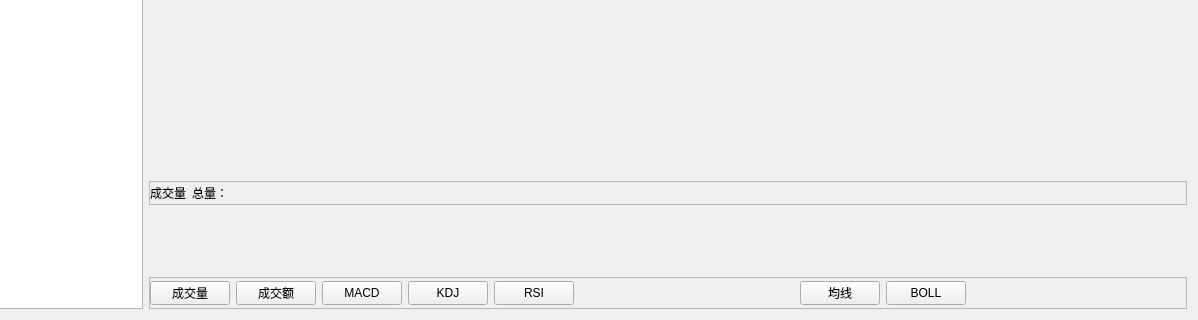
Above: gui/qt_widgets/market/MarketWidget.ui from Daydreamer-AI/MPolicy before the change; both pictures show x 168 to 1366 and y 448 to 768 of the 1366 by 768 pixel window. Below: the same form after it.
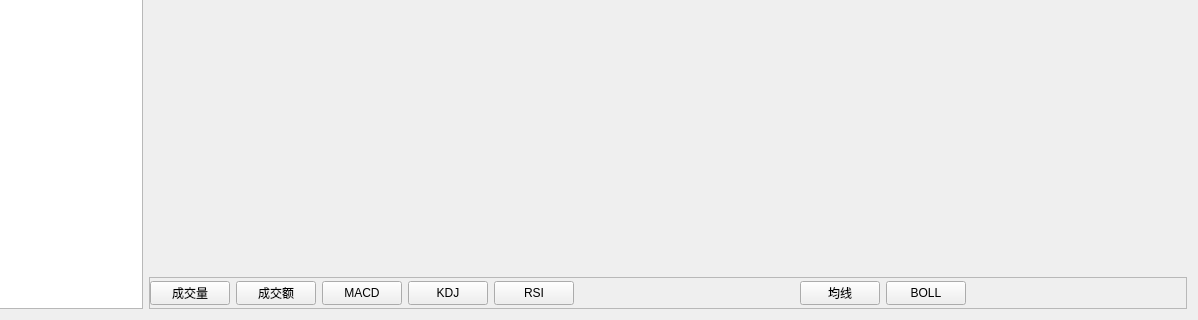
That is the form after the change.

Commit message: 优化副图指标添加方式

Patch:
```diff
--- a/gui/qt_widgets/market/MarketWidget.ui
+++ b/gui/qt_widgets/market/MarketWidget.ui
@@ -71,7 +71,7 @@
       <number>3</number>
      </property>
      <item>
-      <layout class="QVBoxLayout" name="verticalLayout_2" stretch="0,0,3,1">
+      <layout class="QVBoxLayout" name="verticalLayout_2" stretch="0,0,3">
        <property name="spacing">
         <number>3</number>
        </property>
@@ -299,114 +299,6 @@
          </layout>
         </widget>
        </item>
-       <item>
-        <widget class="QWidget" name="widget_volume" native="true">
-         <layout class="QVBoxLayout" name="verticalLayout_4">
-          <property name="spacing">
-           <number>3</number>
-          </property>
-          <property name="leftMargin">
-           <number>0</number>
-          </property>
-          <property name="topMargin">
-           <number>0</number>
-          </property>
-          <property name="rightMargin">
-           <number>0</number>
-          </property>
-          <property name="bottomMargin">
-           <number>0</number>
-          </property>
-          <item>
-           <widget class="QFrame" name="frame_volume_title">
-            <property name="minimumSize">
-             <size>
-              <width>0</width>
-              <height>24</height>
-             </size>
-            </property>
-            <property name="maximumSize">
-             <size>
-              <width>16777215</width>
-              <height>24</height>
-             </size>
-            </property>
-            <property name="frameShape">
-             <enum>QFrame::StyledPanel</enum>
-            </property>
-            <property name="frameShadow">
-             <enum>QFrame::Raised</enum>
-            </property>
-            <layout class="QHBoxLayout" name="horizontalLayout_4">
-             <property name="leftMargin">
-              <number>0</number>
-             </property>
-             <property name="topMargin">
-              <number>0</number>
-             </property>
-             <property name="rightMargin">
-              <number>0</number>
-             </property>
-             <property name="bottomMargin">
-              <number>0</number>
-             </property>
-             <item>
-              <widget class="QLabel" name="label_volume">
-               <property name="minimumSize">
-                <size>
-                 <width>0</width>
-                 <height>16</height>
-                </size>
-               </property>
-               <property name="maximumSize">
-                <size>
-                 <width>16777215</width>
-                 <height>16</height>
-                </size>
-               </property>
-               <property name="text">
-                <string>成交量</string>
-               </property>
-              </widget>
-             </item>
-             <item>
-              <widget class="QLabel" name="label_volume_2">
-               <property name="minimumSize">
-                <size>
-                 <width>0</width>
-                 <height>16</height>
-                </size>
-               </property>
-               <property name="maximumSize">
-                <size>
-                 <width>16777215</width>
-                 <height>16</height>
-                </size>
-               </property>
-               <property name="text">
-                <string>总量：</string>
-               </property>
-              </widget>
-             </item>
-             <item>
-              <spacer name="horizontalSpacer_2">
-               <property name="orientation">
-                <enum>Qt::Horizontal</enum>
-               </property>
-               <property name="sizeHint" stdset="0">
-                <size>
-                 <width>40</width>
-                 <height>20</height>
-                </size>
-               </property>
-              </spacer>
-             </item>
-            </layout>
-           </widget>
-          </item>
-         </layout>
-        </widget>
-       </item>
       </layout>
      </item>
      <item>
```
Left out of the diff: 21 changed lines with no effect on the pictures. The commit also changes 2 other files.
